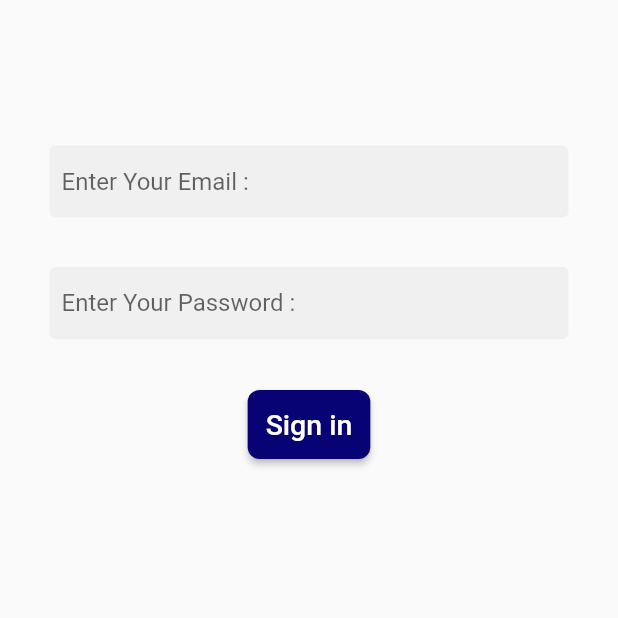
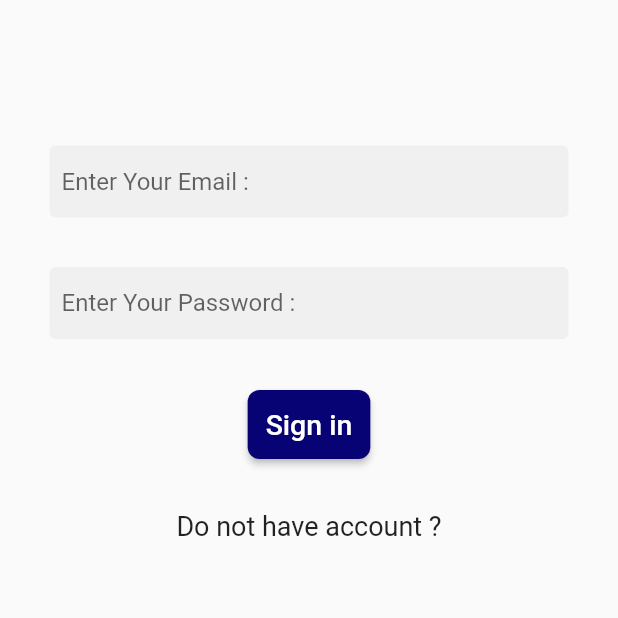
Before and after one commit to OsamaMohammadAbdalaziz/Shoes_Store_app, a Flutter app: the screen it shows after launch, on a phone screen of 412 x 824 dp, the top half of it. Run offline on Flutter 3.47's test engine with Material 2 defaults, Android fonts, the phone set to English and light mode, and no system bars.

Commit message:
Text("don't have account")

```diff
--- a/lib/Pages/Login.dart
+++ b/lib/Pages/Login.dart
@@ -56,7 +56,10 @@ class Login extends StatelessWidget {
               ),
               Row(
                 mainAxisAlignment: MainAxisAlignment.center,
-                children: [],
+                children: [
+                  Text("Do not have account ?",
+                  style: TextStyle(fontSize: 18)),
+                ],
               ),
             ],
           ),
```
